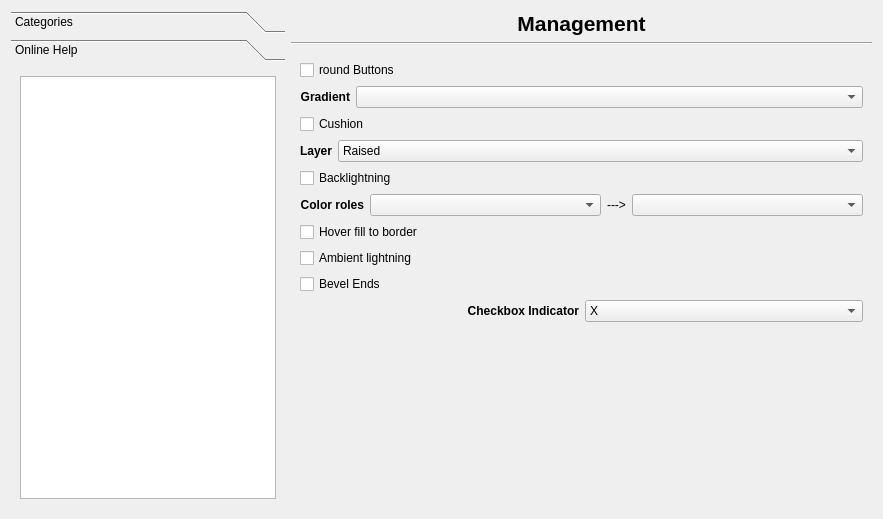
Before: the Qt Designer form config/config.ui in deiv/bespin-pkg, drawn with Qt 5.
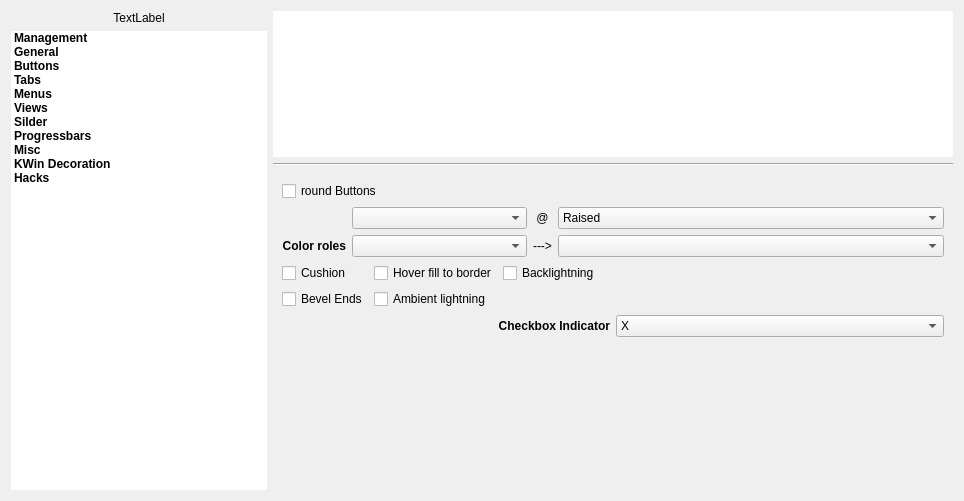
After: the same form once the commit is applied. The open tabs and pages were chosen to show the change.

Commit message: indicate default button

```diff
--- a/config/config.ui
+++ b/config/config.ui
@@ -5,8 +5,8 @@
    <rect>
     <x>0</x>
     <y>0</y>
-    <width>883</width>
-    <height>519</height>
+    <width>964</width>
+    <height>501</height>
    </rect>
   </property>
   <property name="sizePolicy" >
@@ -24,31 +24,45 @@
   <property name="windowTitle" >
    <string>Bespin Configuration</string>
   </property>
-  <layout class="QGridLayout" name="gridLayout_22" >
-   <item rowspan="3" row="0" column="0" >
-    <widget class="QToolBox" name="toolBox" >
-     <property name="currentIndex" >
-      <number>0</number>
-     </property>
-     <widget class="QWidget" name="page" >
-      <property name="geometry" >
-       <rect>
-        <x>0</x>
-        <y>0</y>
-        <width>274</width>
-        <height>447</height>
-       </rect>
-      </property>
-      <attribute name="label" >
-       <string>Categories</string>
-      </attribute>
       <layout class="QGridLayout" name="gridLayout_13" >
        <item row="0" column="0" >
+    <layout class="QHBoxLayout" name="horizontalLayout_2" >
+     <item>
+      <layout class="QVBoxLayout" name="verticalLayout_3" >
+       <property name="spacing" >
+        <number>6</number>
+       </property>
+       <property name="sizeConstraint" >
+        <enum>QLayout::SetDefaultConstraint</enum>
+       </property>
+       <item>
+        <widget class="QLabel" name="logo" >
+         <property name="minimumSize" >
+          <size>
+           <width>0</width>
+           <height>0</height>
+          </size>
+         </property>
+         <property name="text" >
+          <string>TextLabel</string>
+         </property>
+         <property name="alignment" >
+          <set>Qt::AlignCenter</set>
+         </property>
+        </widget>
+       </item>
+       <item>
         <widget class="QListWidget" name="sectionSelect" >
+         <property name="sizePolicy" >
+          <sizepolicy vsizetype="Expanding" hsizetype="Preferred" >
+           <horstretch>0</horstretch>
+           <verstretch>0</verstretch>
+          </sizepolicy>
+         </property>
          <property name="minimumSize" >
           <size>
            <width>0</width>
-           <height>429</height>
+           <height>0</height>
           </size>
          </property>
          <property name="font" >
@@ -57,6 +71,12 @@
            <bold>true</bold>
           </font>
          </property>
+         <property name="frameShape" >
+          <enum>QFrame::NoFrame</enum>
+         </property>
+         <property name="frameShadow" >
+          <enum>QFrame::Plain</enum>
+         </property>
          <property name="alternatingRowColors" >
           <bool>false</bool>
          </property>
@@ -127,21 +147,10 @@
         </widget>
        </item>
       </layout>
-     </widget>
-     <widget class="QWidget" name="page_2" >
-      <property name="geometry" >
-       <rect>
-        <x>0</x>
-        <y>0</y>
-        <width>274</width>
-        <height>447</height>
-       </rect>
-      </property>
-      <attribute name="label" >
-       <string>Online Help</string>
-      </attribute>
-      <layout class="QGridLayout" name="gridLayout_19" >
-       <item row="0" column="0" >
+     </item>
+     <item>
+      <layout class="QVBoxLayout" name="verticalLayout_2" >
+       <item>
         <widget class="QTextBrowser" name="info" >
          <property name="sizePolicy" >
           <sizepolicy vsizetype="Expanding" hsizetype="Expanding" >
@@ -151,50 +160,26 @@
          </property>
          <property name="minimumSize" >
           <size>
-           <width>210</width>
+           <width>0</width>
            <height>0</height>
           </size>
          </property>
          <property name="frameShape" >
-          <enum>QFrame::StyledPanel</enum>
+          <enum>QFrame::NoFrame</enum>
          </property>
          <property name="frameShadow" >
-          <enum>QFrame::Sunken</enum>
+          <enum>QFrame::Plain</enum>
          </property>
         </widget>
        </item>
-      </layout>
-     </widget>
-    </widget>
-   </item>
-   <item row="0" column="1" >
-    <widget class="QLabel" name="header" >
-     <property name="font" >
-      <font>
-       <pointsize>16</pointsize>
-       <weight>75</weight>
-       <bold>true</bold>
-       <underline>false</underline>
-       <strikeout>false</strikeout>
-       <kerning>true</kerning>
-      </font>
-     </property>
-     <property name="text" >
-      <string>Management</string>
-     </property>
-     <property name="alignment" >
-      <set>Qt::AlignCenter</set>
-     </property>
-    </widget>
-   </item>
-   <item row="1" column="1" >
+       <item>
     <widget class="Line" name="line_2" >
      <property name="orientation" >
       <enum>Qt::Horizontal</enum>
      </property>
     </widget>
    </item>
-   <item row="2" column="1" >
+       <item>
     <widget class="QStackedWidget" name="sections" >
      <property name="sizePolicy" >
       <sizepolicy vsizetype="Preferred" hsizetype="Preferred" >
@@ -203,14 +188,14 @@
       </sizepolicy>
      </property>
      <property name="currentIndex" >
-      <number>0</number>
+          <number>4</number>
      </property>
      <widget class="QWidget" name="Seite_3" >
       <layout class="QGridLayout" name="gridLayout_2" >
-       <item row="0" column="0" >
+           <item row="0" column="0" colspan="2" >
         <layout class="QHBoxLayout" name="horizontalLayout" >
          <item>
-          <widget class="QLabel" name="label_43" >
+              <widget class="QLabel" name="presetLabel" >
            <property name="sizePolicy" >
             <sizepolicy vsizetype="Preferred" hsizetype="Preferred" >
              <horstretch>0</horstretch>
@@ -237,7 +222,10 @@
          </item>
         </layout>
        </item>
-       <item row="1" column="0" >
+           <item row="1" column="0" colspan="2" >
+            <widget class="QLineEdit" name="storeLine" />
+           </item>
+           <item row="2" column="0" >
         <widget class="QTreeWidget" name="store" >
          <property name="alternatingRowColors" >
           <bool>true</bool>
@@ -264,7 +252,7 @@
           <bool>false</bool>
          </property>
          <property name="animated" >
-          <bool>false</bool>
+              <bool>true</bool>
          </property>
          <property name="allColumnsShowFocus" >
           <bool>true</bool>
@@ -284,11 +272,8 @@
          </column>
         </widget>
        </item>
-       <item row="2" column="0" >
-        <widget class="QLineEdit" name="storeLine" />
-       </item>
-       <item row="3" column="0" >
-        <layout class="QHBoxLayout" name="horizontalLayout_2" >
+           <item row="2" column="1" >
+            <layout class="QVBoxLayout" name="verticalLayout" >
          <item>
           <widget class="QPushButton" name="btnRestore" >
            <property name="text" >
@@ -304,47 +289,14 @@
           </widget>
          </item>
          <item>
-          <spacer>
+              <spacer name="verticalSpacer_4" >
            <property name="orientation" >
-            <enum>Qt::Horizontal</enum>
-           </property>
-           <property name="sizeType" >
-            <enum>QSizePolicy::MinimumExpanding</enum>
+                <enum>Qt::Vertical</enum>
            </property>
            <property name="sizeHint" stdset="0" >
             <size>
              <width>20</width>
-             <height>27</height>
-            </size>
-           </property>
-          </spacer>
-         </item>
-         <item>
-          <widget class="QPushButton" name="btnImport" >
-           <property name="text" >
-            <string>Import...</string>
-           </property>
-          </widget>
-         </item>
-         <item>
-          <widget class="QPushButton" name="btnExport" >
-           <property name="text" >
-            <string>Export...</string>
-           </property>
-          </widget>
-         </item>
-         <item>
-          <spacer name="spacer" >
-           <property name="orientation" >
-            <enum>Qt::Horizontal</enum>
-           </property>
-           <property name="sizeType" >
-            <enum>QSizePolicy::MinimumExpanding</enum>
-           </property>
-           <property name="sizeHint" stdset="0" >
-            <size>
-             <width>80</width>
-             <height>27</height>
+                 <height>40</height>
             </size>
            </property>
           </spacer>
@@ -426,15 +378,40 @@
            </property>
           </widget>
          </item>
+             <item>
+              <spacer name="verticalSpacer_5" >
+               <property name="orientation" >
+                <enum>Qt::Vertical</enum>
+               </property>
+               <property name="sizeHint" stdset="0" >
+                <size>
+                 <width>20</width>
+                 <height>40</height>
+                </size>
+               </property>
+              </spacer>
+             </item>
+             <item>
+              <widget class="QPushButton" name="btnImport" >
+               <property name="text" >
+                <string>Import...</string>
+               </property>
+              </widget>
+             </item>
+             <item>
+              <widget class="QPushButton" name="btnExport" >
+               <property name="text" >
+                <string>Export...</string>
+               </property>
+              </widget>
+             </item>
         </layout>
        </item>
       </layout>
      </widget>
      <widget class="QWidget" name="Seite_2" >
-      <layout class="QGridLayout" name="gridLayout_20" >
-       <item row="0" column="0" colspan="2" >
-        <layout class="QHBoxLayout" >
-         <item>
+          <layout class="QGridLayout" name="gridLayout_19" >
+           <item row="0" column="0" >
           <widget class="QLabel" name="label" >
            <property name="font" >
             <font>
@@ -450,7 +427,7 @@
            </property>
           </widget>
          </item>
-         <item>
+           <item row="0" column="1" >
           <widget class="QComboBox" name="bgMode" >
            <item>
             <property name="text" >
@@ -474,27 +451,7 @@
            </item>
           </widget>
          </item>
-        </layout>
-       </item>
-       <item row="1" column="0" colspan="2" >
-        <layout class="QHBoxLayout" >
-         <item>
-          <widget class="QLabel" name="labelStructure" >
-           <property name="font" >
-            <font>
-             <weight>75</weight>
-             <bold>true</bold>
-            </font>
-           </property>
-           <property name="text" >
-            <string>Structure</string>
-           </property>
-           <property name="alignment" >
-            <set>Qt::AlignRight|Qt::AlignTrailing|Qt::AlignVCenter</set>
-           </property>
-          </widget>
-         </item>
-         <item>
+           <item row="0" column="2" >
           <widget class="QComboBox" name="structure" >
            <item>
             <property name="text" >
@@ -528,9 +485,7 @@
            </item>
           </widget>
          </item>
-        </layout>
-       </item>
-       <item row="2" column="0" colspan="2" >
+           <item row="1" column="0" colspan="3" >
         <layout class="QHBoxLayout" >
          <item>
           <widget class="QLabel" name="label_35" >
@@ -586,7 +541,7 @@
          </item>
         </layout>
        </item>
-       <item row="3" column="0" colspan="2" >
+           <item row="2" column="0" colspan="3" >
         <layout class="QHBoxLayout" >
          <item>
           <widget class="QLabel" name="label_28" >
@@ -651,27 +606,27 @@
          </item>
         </layout>
        </item>
-       <item row="4" column="0" colspan="2" >
+           <item row="3" column="0" colspan="3" >
         <widget class="QCheckBox" name="sunkenGroups" >
          <property name="text" >
           <string>Sunken Groupboxes... (Ye know... the Apple thing...)</string>
          </property>
         </widget>
        </item>
-       <item row="5" column="0" colspan="2" >
+           <item row="4" column="0" colspan="3" >
         <widget class="QCheckBox" name="fadeInactive" >
          <property name="text" >
           <string>Dim inactve window foreground</string>
          </property>
         </widget>
        </item>
-       <item row="6" column="0" colspan="2" >
+           <item row="5" column="0" colspan="3" >
         <widget class="QGroupBox" name="groupBox_7" >
          <property name="title" >
           <string>Modal Dialogs</string>
          </property>
          <layout class="QGridLayout" name="gridLayout_17" >
-          <item row="0" column="0" >
+              <item row="0" column="0" colspan="2" >
            <layout class="QHBoxLayout" name="_2" >
             <item>
              <widget class="QLabel" name="label_34" >
@@ -734,7 +689,7 @@
             </property>
            </widget>
           </item>
-          <item row="2" column="0" >
+              <item row="1" column="1" >
            <widget class="QCheckBox" name="modalInvert" >
             <property name="text" >
              <string>Invert Colors</string>
@@ -744,7 +699,7 @@
          </layout>
         </widget>
        </item>
-       <item row="7" column="0" >
+           <item row="6" column="0" colspan="2" >
         <widget class="QLabel" name="label_7" >
          <property name="font" >
           <font>
@@ -760,10 +715,10 @@
          </property>
         </widget>
        </item>
-       <item row="7" column="1" >
+           <item row="6" column="2" >
         <widget class="QComboBox" name="tooltipRole" />
        </item>
-       <item row="8" column="0" >
+           <item row="7" column="0" colspan="2" >
         <spacer>
          <property name="orientation" >
           <enum>Qt::Vertical</enum>
@@ -779,33 +734,15 @@
       </layout>
      </widget>
      <widget class="QWidget" name="Buttons" >
-      <layout class="QGridLayout" >
-       <item row="0" column="0" >
+          <layout class="QGridLayout" name="gridLayout_20" >
+           <item row="0" column="0" colspan="6" >
         <widget class="QCheckBox" name="btnRound" >
          <property name="text" >
           <string>round Buttons</string>
          </property>
         </widget>
        </item>
-       <item row="1" column="0" >
-        <layout class="QHBoxLayout" >
-         <item>
-          <widget class="QLabel" name="label_11" >
-           <property name="font" >
-            <font>
-             <weight>75</weight>
-             <bold>true</bold>
-            </font>
-           </property>
-           <property name="text" >
-            <string>Gradient</string>
-           </property>
-           <property name="alignment" >
-            <set>Qt::AlignRight|Qt::AlignTrailing|Qt::AlignVCenter</set>
-           </property>
-          </widget>
-         </item>
-         <item>
+           <item row="1" column="1" colspan="3" >
           <widget class="QComboBox" name="gradButton" >
            <property name="sizePolicy" >
             <sizepolicy vsizetype="Fixed" hsizetype="MinimumExpanding" >
@@ -815,34 +752,17 @@
            </property>
           </widget>
          </item>
-        </layout>
-       </item>
-       <item row="2" column="0" >
-        <widget class="QCheckBox" name="cushion" >
+           <item row="1" column="4" >
+            <widget class="QLabel" name="label_20" >
          <property name="text" >
-          <string>Cushion</string>
-         </property>
-        </widget>
-       </item>
-       <item row="3" column="0" >
-        <layout class="QHBoxLayout" >
-         <item>
-          <widget class="QLabel" name="label_14" >
-           <property name="font" >
-            <font>
-             <weight>75</weight>
-             <bold>true</bold>
-            </font>
-           </property>
-           <property name="text" >
-            <string>Layer</string>
+              <string>@</string>
            </property>
            <property name="alignment" >
-            <set>Qt::AlignRight|Qt::AlignTrailing|Qt::AlignVCenter</set>
+              <set>Qt::AlignCenter</set>
            </property>
           </widget>
          </item>
-         <item>
+           <item row="1" column="5" >
           <widget class="QComboBox" name="sunkenButtons" >
            <property name="sizePolicy" >
             <sizepolicy vsizetype="Fixed" hsizetype="MinimumExpanding" >
@@ -867,18 +787,7 @@
            </item>
           </widget>
          </item>
-        </layout>
-       </item>
-       <item row="4" column="0" >
-        <widget class="QCheckBox" name="backlightHover" >
-         <property name="text" >
-          <string>Backlightning</string>
-         </property>
-        </widget>
-       </item>
-       <item row="5" column="0" >
-        <layout class="QHBoxLayout" >
-         <item>
+           <item row="2" column="0" >
           <widget class="QLabel" name="label_26" >
            <property name="font" >
             <font>
@@ -894,7 +803,7 @@
            </property>
           </widget>
          </item>
-         <item>
+           <item row="2" column="1" colspan="3" >
           <widget class="QComboBox" name="btnRole" >
            <property name="sizePolicy" >
             <sizepolicy vsizetype="Fixed" hsizetype="MinimumExpanding" >
@@ -904,7 +813,7 @@
            </property>
           </widget>
          </item>
-         <item>
+           <item row="2" column="4" >
           <widget class="QLabel" name="label_16" >
            <property name="text" >
             <string>---></string>
@@ -914,7 +823,7 @@
            </property>
           </widget>
          </item>
-         <item>
+           <item row="2" column="5" >
           <widget class="QComboBox" name="btnActiveRole" >
            <property name="sizePolicy" >
             <sizepolicy vsizetype="Fixed" hsizetype="MinimumExpanding" >
@@ -924,30 +833,42 @@
            </property>
           </widget>
          </item>
-        </layout>
-       </item>
-       <item row="6" column="0" >
+           <item row="3" column="0" colspan="2" >
+            <widget class="QCheckBox" name="cushion" >
+             <property name="text" >
+              <string>Cushion</string>
+             </property>
+            </widget>
+           </item>
+           <item row="3" column="2" >
         <widget class="QCheckBox" name="fullButtonHover" >
          <property name="text" >
           <string>Hover fill to border</string>
          </property>
         </widget>
        </item>
-       <item row="7" column="0" >
-        <widget class="QCheckBox" name="ambientLight" >
+           <item row="3" column="3" colspan="3" >
+            <widget class="QCheckBox" name="backlightHover" >
          <property name="text" >
-          <string>Ambient lightning</string>
+              <string>Backlightning</string>
          </property>
         </widget>
        </item>
-       <item row="8" column="0" >
+           <item row="4" column="0" colspan="2" >
         <widget class="QCheckBox" name="btnBevelEnds" >
          <property name="text" >
           <string>Bevel Ends</string>
          </property>
         </widget>
        </item>
-       <item row="9" column="0" >
+           <item row="4" column="2" colspan="4" >
+            <widget class="QCheckBox" name="ambientLight" >
+             <property name="text" >
+              <string>Ambient lightning</string>
+             </property>
+            </widget>
+           </item>
+           <item row="5" column="0" colspan="6" >
         <layout class="QHBoxLayout" >
          <item>
           <widget class="QLabel" name="label_8" >
@@ -992,7 +913,7 @@
          </item>
         </layout>
        </item>
-       <item row="10" column="0" >
+           <item row="6" column="3" >
         <spacer>
          <property name="orientation" >
           <enum>Qt::Vertical</enum>
@@ -1008,7 +929,7 @@
       </layout>
      </widget>
      <widget class="QWidget" name="Tabs" >
-      <layout class="QGridLayout" name="gridLayout_6" >
+          <layout class="QGridLayout" name="gridLayout_22" >
        <item row="0" column="0" >
         <widget class="QGroupBox" name="groupBox_6" >
          <property name="title" >
@@ -1050,21 +971,8 @@
          <property name="title" >
           <string>Active tab</string>
          </property>
-         <layout class="QGridLayout" >
+             <layout class="QGridLayout" name="gridLayout_6" >
           <item row="0" column="0" >
-           <widget class="QLabel" name="label_4" >
-            <property name="font" >
-             <font>
-              <weight>75</weight>
-              <bold>true</bold>
-             </font>
-            </property>
-            <property name="text" >
-             <string>Color role</string>
-            </property>
-           </widget>
-          </item>
-          <item row="0" column="1" >
            <widget class="QComboBox" name="crTabBarActive" >
             <property name="sizePolicy" >
              <sizepolicy vsizetype="Fixed" hsizetype="MinimumExpanding" >
@@ -1074,7 +982,7 @@
             </property>
            </widget>
           </item>
-          <item row="1" column="0" colspan="2" >
+              <item row="0" column="1" >
            <widget class="QCheckBox" name="activeTabSunken" >
             <property name="text" >
              <string>Sunken Shadow</string>
@@ -1249,19 +1157,6 @@
          </layout>
         </widget>
        </item>
-       <item row="4" column="0" >
-        <spacer name="verticalSpacer_2" >
-         <property name="orientation" >
-          <enum>Qt::Vertical</enum>
-         </property>
-         <property name="sizeHint" stdset="0" >
-          <size>
-           <width>20</width>
-           <height>0</height>
-          </size>
-         </property>
-        </spacer>
-       </item>
       </layout>
      </widget>
      <widget class="QWidget" name="Menus" >
@@ -1329,7 +1224,7 @@
             </property>
            </widget>
           </item>
-          <item row="0" column="2" >
+              <item row="0" column="2" colspan="3" >
            <widget class="QComboBox" name="crPopup" >
             <property name="sizePolicy" >
              <sizepolicy vsizetype="Fixed" hsizetype="Preferred" >
@@ -1345,7 +1240,7 @@
             </property>
            </widget>
           </item>
-          <item row="1" column="0" colspan="3" >
+              <item row="1" column="0" colspan="5" >
            <layout class="QHBoxLayout" >
             <item>
              <widget class="QLabel" name="label_25" >
@@ -1402,26 +1297,26 @@
            </layout>
           </item>
           <item row="2" column="0" colspan="3" >
-           <widget class="QCheckBox" name="menuShadow" >
-            <property name="text" >
-             <string>"Shadow" outline</string>
-            </property>
-           </widget>
-          </item>
-          <item row="3" column="0" colspan="3" >
            <widget class="QCheckBox" name="showMenuIcons" >
             <property name="text" >
              <string>Show icons</string>
             </property>
            </widget>
           </item>
-          <item row="4" column="0" colspan="3" >
+              <item row="2" column="3" >
            <widget class="QCheckBox" name="menuBoldText" >
             <property name="text" >
              <string>Bold Text</string>
             </property>
            </widget>
           </item>
+              <item row="2" column="4" >
+               <widget class="QCheckBox" name="menuShadow" >
+                <property name="text" >
+                 <string>"Shadow" outline</string>
+                </property>
+               </widget>
+              </item>
          </layout>
         </widget>
        </item>
@@ -2036,6 +1931,10 @@
     </widget>
    </item>
   </layout>
+     </item>
+    </layout>
+   </item>
+  </layout>
  </widget>
  <resources/>
  <connections>
```
Left out of the diff: 24 changed lines with no effect on the pictures. Lines whose indentation alone changed are shown as unchanged. The commit also changes 4 other files.
